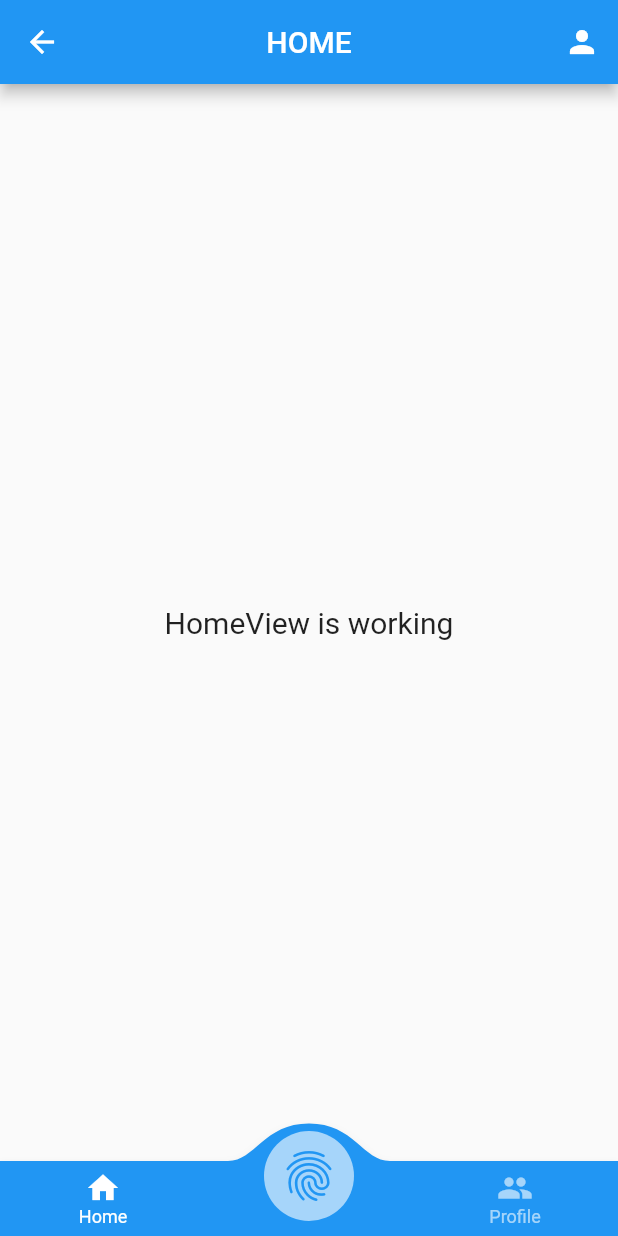
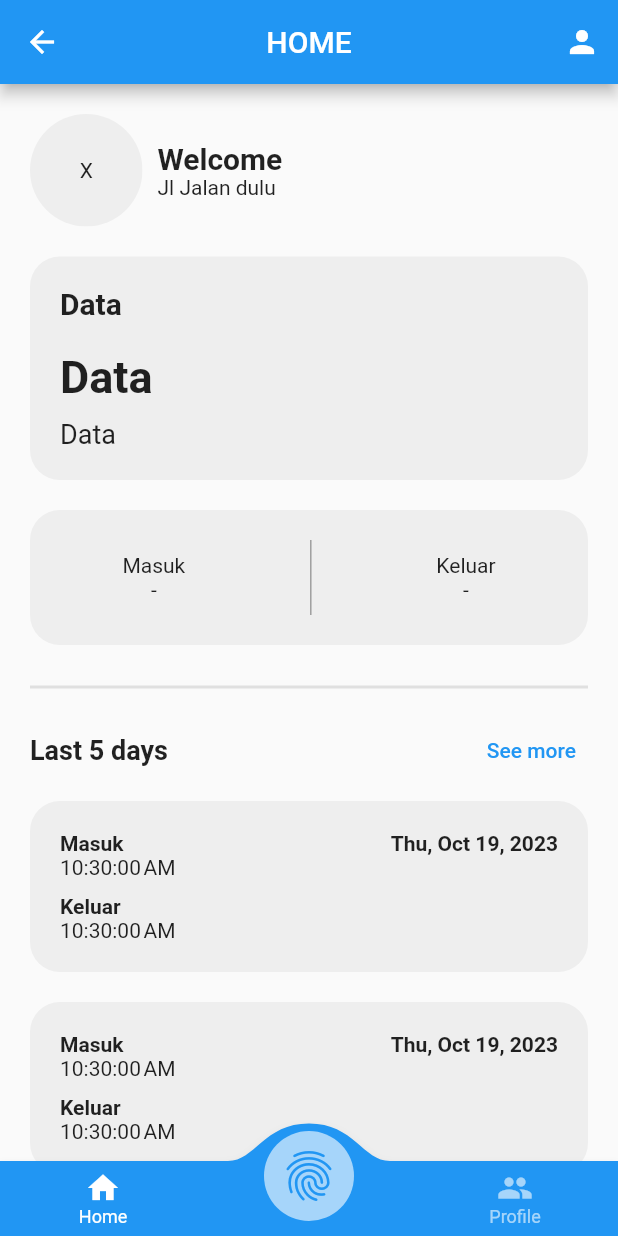
Before and after one commit to ahmadrahmat/presence, a Flutter app: the HomeView screen opened by its route, on a phone screen of 412 x 824 dp. Run offline on Flutter 3.47's test engine with Material 2 defaults, Android fonts, the phone set to English and light mode, and no system bars; drawn by our look-alikes of convex_bottom_bar; our stand-ins replace cloud_firestore, firebase_auth, firebase_core, firebase_storage, get, image_picker; accounts and stored records are empty.

Commit message:
19 Home View

```diff
--- a/lib/app/modules/add_pegawai/controllers/add_pegawai_controller.dart
+++ b/lib/app/modules/add_pegawai/controllers/add_pegawai_controller.dart
@@ -9,6 +9,7 @@ class AddPegawaiController extends GetxController {
   RxBool isLoading = false.obs;
   RxBool isLoadingAddPegawai = false.obs;
   TextEditingController nameC = TextEditingController();
+  TextEditingController jobC = TextEditingController();
   TextEditingController nipC = TextEditingController();
   TextEditingController emailC = TextEditingController();
   TextEditingController passAdminC = TextEditingController();
@@ -37,6 +38,7 @@ class AddPegawaiController extends GetxController {
             "name": nameC.text,
             "nip": nipC.text,
             "email": emailC.text,
+            "job": jobC.text,
             "uid": uid,
             "role": "pegawai",
             "createdAt": DateTime.now().toIso8601String(),
@@ -78,6 +80,7 @@ class AddPegawaiController extends GetxController {
 
   Future<void> addPegawai() async {
     if (nameC.text.isNotEmpty &&
+        jobC.text.isNotEmpty &&
         nipC.text.isNotEmpty &&
         emailC.text.isNotEmpty) {
       isLoading.value = true;
@@ -119,7 +122,8 @@ class AddPegawaiController extends GetxController {
             )
           ]);
     } else {
-      Get.snackbar("Terjadi Kesalahan", "NIP, Nama dan Email harus diisi.");
+      Get.snackbar(
+          "Terjadi Kesalahan", "NIP, Nama, Job dan Email harus diisi.");
     }
   }
 }
--- a/lib/app/modules/add_pegawai/views/add_pegawai_view.dart
+++ b/lib/app/modules/add_pegawai/views/add_pegawai_view.dart
@@ -38,6 +38,15 @@ class AddPegawaiView extends GetView<AddPegawaiController> {
           SizedBox(height: 20),
           TextField(
             autocorrect: false,
+            controller: controller.jobC,
+            decoration: InputDecoration(
+              labelText: "Job",
+              border: OutlineInputBorder(),
+            ),
+          ),
+          SizedBox(height: 20),
+          TextField(
+            autocorrect: false,
             controller: controller.emailC,
             decoration: InputDecoration(
               labelText: "Email",
--- a/lib/app/modules/home/views/home_view.dart
+++ b/lib/app/modules/home/views/home_view.dart
@@ -4,6 +4,7 @@ import 'package:convex_bottom_bar/convex_bottom_bar.dart';
 import 'package:flutter/material.dart';
 
 import 'package:get/get.dart';
+import 'package:intl/intl.dart';
 import 'package:presence/app/routes/app_pages.dart';
 
 import '../controllers/home_controller.dart';
@@ -28,11 +29,183 @@ class HomeView extends GetView<HomeController> {
           )
         ],
       ),
-      body: const Center(
-        child: Text(
-          'HomeView is working',
-          style: TextStyle(fontSize: 20),
-        ),
+      body: ListView(
+        padding: EdgeInsets.all(20),
+        children: [
+          Row(
+            children: [
+              ClipOval(
+                child: Container(
+                  width: 75,
+                  height: 75,
+                  color: Colors.grey[200],
+                  child: Center(child: Text('X')),
+                  // child: Image.network(src),
+                ),
+              ),
+              SizedBox(
+                width: 10,
+              ),
+              Column(
+                crossAxisAlignment: CrossAxisAlignment.start,
+                children: [
+                  Text(
+                    "Welcome",
+                    style: TextStyle(fontSize: 20, fontWeight: FontWeight.bold),
+                  ),
+                  Text("Jl Jalan dulu"),
+                ],
+              )
+            ],
+          ),
+          SizedBox(
+            height: 20,
+          ),
+          Container(
+            padding: EdgeInsets.all(20),
+            decoration: BoxDecoration(
+              borderRadius: BorderRadius.circular(20),
+              color: Colors.grey[200],
+            ),
+            child: Column(
+              crossAxisAlignment: CrossAxisAlignment.start,
+              children: [
+                Text(
+                  "Data",
+                  style: TextStyle(
+                    fontSize: 20,
+                    fontWeight: FontWeight.bold,
+                  ),
+                ),
+                SizedBox(
+                  height: 20,
+                ),
+                Text(
+                  "Data",
+                  style: TextStyle(
+                    fontSize: 30,
+                    fontWeight: FontWeight.bold,
+                  ),
+                ),
+                SizedBox(
+                  height: 10,
+                ),
+                Text(
+                  "Data",
+                  style: TextStyle(
+                    fontSize: 18,
+                  ),
+                ),
+              ],
+            ),
+          ),
+          SizedBox(
+            height: 20,
+          ),
+          Container(
+            padding: EdgeInsets.all(20),
+            decoration: BoxDecoration(
+              borderRadius: BorderRadius.circular(20),
+              color: Colors.grey[200],
+            ),
+            child: Row(
+              mainAxisAlignment: MainAxisAlignment.spaceAround,
+              children: [
+                Column(
+                  children: [
+                    Text("Masuk"),
+                    Text("-"),
+                  ],
+                ),
+                Container(
+                  width: 1,
+                  height: 50,
+                  color: Colors.grey,
+                ),
+                Column(
+                  children: [
+                    Text("Keluar"),
+                    Text("-"),
+                  ],
+                )
+              ],
+            ),
+          ),
+          SizedBox(
+            height: 20,
+          ),
+          Divider(
+            color: Colors.grey[300],
+            thickness: 2,
+          ),
+          SizedBox(
+            height: 10,
+          ),
+          Row(
+            mainAxisAlignment: MainAxisAlignment.spaceBetween,
+            children: [
+              Text(
+                "Last 5 days",
+                style: TextStyle(
+                  fontSize: 18,
+                  fontWeight: FontWeight.bold,
+                ),
+              ),
+              TextButton(onPressed: () {}, child: Text("See more")),
+            ],
+          ),
+          SizedBox(
+            height: 10,
+          ),
+          ListView.builder(
+            shrinkWrap: true,
+            physics: NeverScrollableScrollPhysics(),
+            itemCount: 5,
+            itemBuilder: (context, index) {
+              return Container(
+                margin: EdgeInsets.only(bottom: 20),
+                padding: EdgeInsets.all(20),
+                decoration: BoxDecoration(
+                  borderRadius: BorderRadius.circular(20),
+                  color: Colors.grey[200],
+                ),
+                child: Column(
+                  crossAxisAlignment: CrossAxisAlignment.start,
+                  children: [
+                    Row(
+                      mainAxisAlignment: MainAxisAlignment.spaceBetween,
+                      children: [
+                        Text(
+                          "Masuk",
+                          style: TextStyle(
+                            fontWeight: FontWeight.bold,
+                          ),
+                        ),
+                        Text(
+                          DateFormat.yMMMEd().format(DateTime.now()),
+                          style: TextStyle(
+                            fontWeight: FontWeight.bold,
+                          ),
+                        ),
+                      ],
+                    ),
+                    Text(DateFormat.jms().format(DateTime.now())),
+                    SizedBox(
+                      height: 10,
+                    ),
+                    Text(
+                      "Keluar",
+                      style: TextStyle(
+                        fontWeight: FontWeight.bold,
+                      ),
+                    ),
+                    Text(DateFormat.jms().format(DateTime.now())),
+                  ],
+                ),
+              );
+            },
+          )
+        ],
       ),
       bottomNavigationBar: ConvexAppBar(
         style: TabStyle.fixedCircle,
--- a/pubspec.yaml
+++ b/pubspec.yaml
@@ -14,6 +14,7 @@ dependencies:
   firebase_storage: 11.2.8
   image_picker: 1.0.4
   convex_bottom_bar: 3.2.0
+  intl: 0.18.1
   flutter:
     sdk: flutter
 
```
Also changed, not shown: pubspec.lock.
